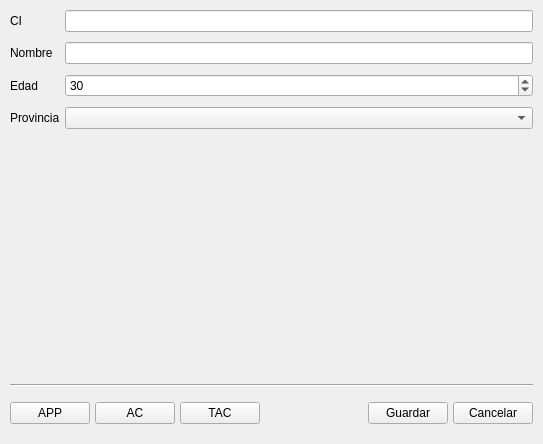
This is resources/uis/PatientForm.ui in jbermudezcabrera/ControlDePacientes as Qt 5 draws it before an edit. The edited form follows.
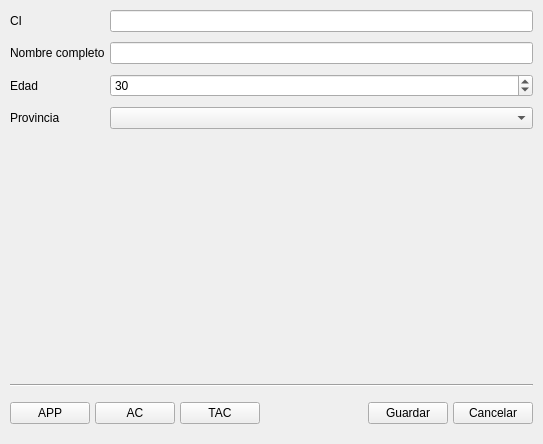
This is the edited form.

The edit to the form file:
```diff
--- a/resources/uis/PatientForm.ui
+++ b/resources/uis/PatientForm.ui
@@ -70,7 +70,7 @@
       <item row="1" column="0" colspan="2">
        <widget class="QLabel" name="label">
         <property name="text">
-         <string>Nombre</string>
+         <string>Nombre completo</string>
         </property>
        </widget>
       </item>
```
